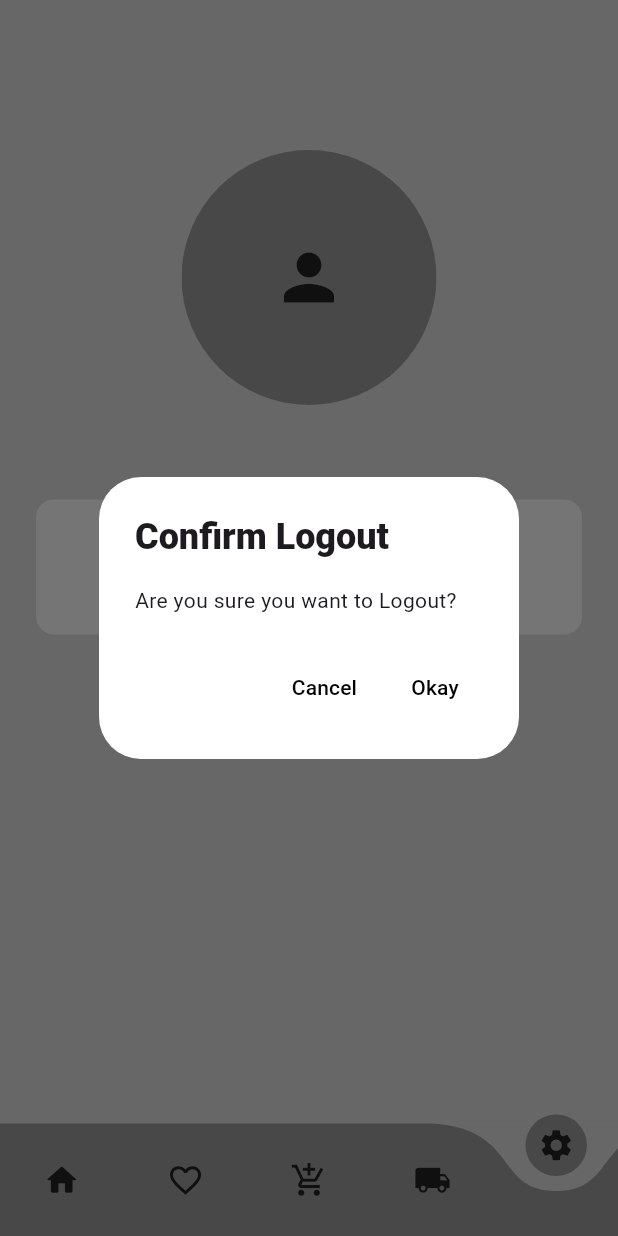
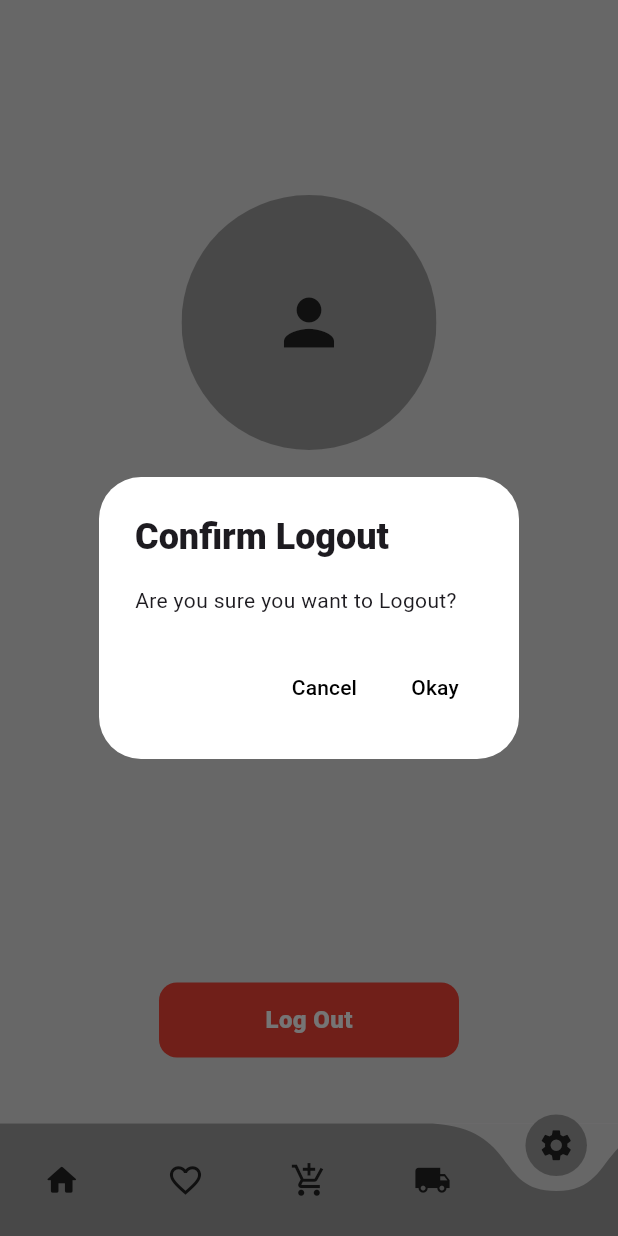
Before and after one commit to BULiSiL/SneakerX, a Flutter app: the screen it shows once a user with an empty profile is signed in, item 5 of the bottom bar chosen, after a tap on "Log Out", on a phone screen of 412 x 824 dp. Run offline on Flutter 3.47's test engine with Material 3 defaults, Android fonts, the phone set to English and light mode, and no system bars; drawn by our look-alikes of curved_navigation_bar; our stand-ins replace cloud_firestore, firebase_auth, firebase_core, smooth_page_indicator; accounts and stored records are empty.

Commit message:
SneakerX application

```diff
--- a/lib/feature/pages/CartPage.dart
+++ b/lib/feature/pages/CartPage.dart
@@ -81,6 +81,7 @@ class _CartPageState extends State<CartPage> {
                         ],
                       ),
                       child: Row(
+                        mainAxisAlignment: MainAxisAlignment.start,
                         crossAxisAlignment: CrossAxisAlignment.start,
                         children: [
                           Padding(
@@ -147,7 +148,6 @@ class _CartPageState extends State<CartPage> {
                               ),
                             ),
                           ),
-                          const SizedBox(width: 10,),
                           IconButton(
                               onPressed: (){
                                 FireStoreServices.removeFromCart(userId: user.uid, shoeId: docID);
--- a/lib/feature/pages/Order.dart
+++ b/lib/feature/pages/Order.dart
@@ -188,7 +188,7 @@ class OrderPage extends StatelessWidget {
                                         });
                                   },
                                   child: Container(
-                                    height: 40,
+                                    height: 45,
                                     width: 100,
                                     decoration: BoxDecoration(
                                       color: Colors.grey,
--- a/lib/feature/pages/ProfilePge.dart
+++ b/lib/feature/pages/ProfilePge.dart
@@ -44,7 +44,7 @@ class _ProfilePageState extends State<ProfilePage> {
         body: Column(
           crossAxisAlignment: CrossAxisAlignment.start,
           children: [
-            const SizedBox(height: 100,),
+            const SizedBox(height: 130,),
             Center(
               child: ClipRRect(
                 borderRadius: BorderRadius.circular(100.0),
@@ -67,16 +67,6 @@ class _ProfilePageState extends State<ProfilePage> {
             //   child: Text('Address', style: TextStyle(fontSize: 16),),
             // ),
             Padding(
-              padding: const EdgeInsets.symmetric(horizontal: 24.0),
-              child: Expanded(
-                child: Container(
-                  height: 90,
-                  width: double.infinity,
-                  decoration: BoxDecoration(
-                    color: Colors.white,
-                    borderRadius: BorderRadius.circular(12.0)
-                  ),
-                  child: Padding(
               padding: const EdgeInsets.all(15.0),
               child: Column(
                 crossAxisAlignment: CrossAxisAlignment.center,
@@ -88,14 +78,11 @@ class _ProfilePageState extends State<ProfilePage> {
                       Text('  |  ${user.email}')
                     ],
                   ),
-
                   Text(userAddress)
                 ],
               ),
             ),
-                ),
-              ),
-            ),
+            const Spacer(),
             Center(
               child: Padding(
                 padding: const EdgeInsets.symmetric(horizontal: 24.0,vertical: 24.0),
@@ -150,7 +137,8 @@ class _ProfilePageState extends State<ProfilePage> {
                   ),
                 ),
               ),
-            )
+            ),
+            const SizedBox(height: 20,)
           ],
         ),
       ),
--- a/pubspec.yaml
+++ b/pubspec.yaml
@@ -16,7 +16,7 @@ publish_to: 'none' # Remove this line if you wish to publish to pub.dev
 # https://developer.apple.com/library/archive/documentation/General/Reference/InfoPlistKeyReference/Articles/CoreFoundationKeys.html
 # In Windows, build-name is used as the major, minor, and patch parts
 # of the product and file versions while build-number is used as the build suffix.
-version: 1.0.0+1
+version: 1.0.0+4
 
 environment:
   sdk: '>=3.3.3 <4.0.0'
```
Also changed, not shown: lib/feature/pages/CheckOut.dart (+53 -69 lines), lib/feature/pages/ShoeDetail.dart (+63 -54 lines), 1 other file. Lines whose indentation alone changed are shown as unchanged.
